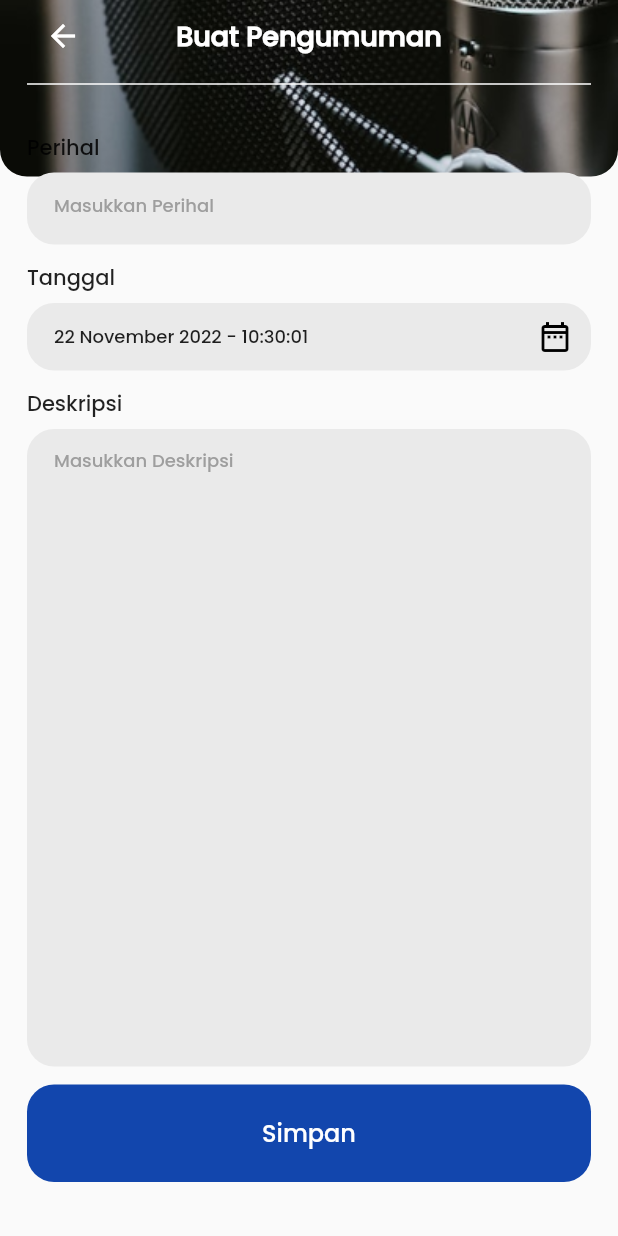
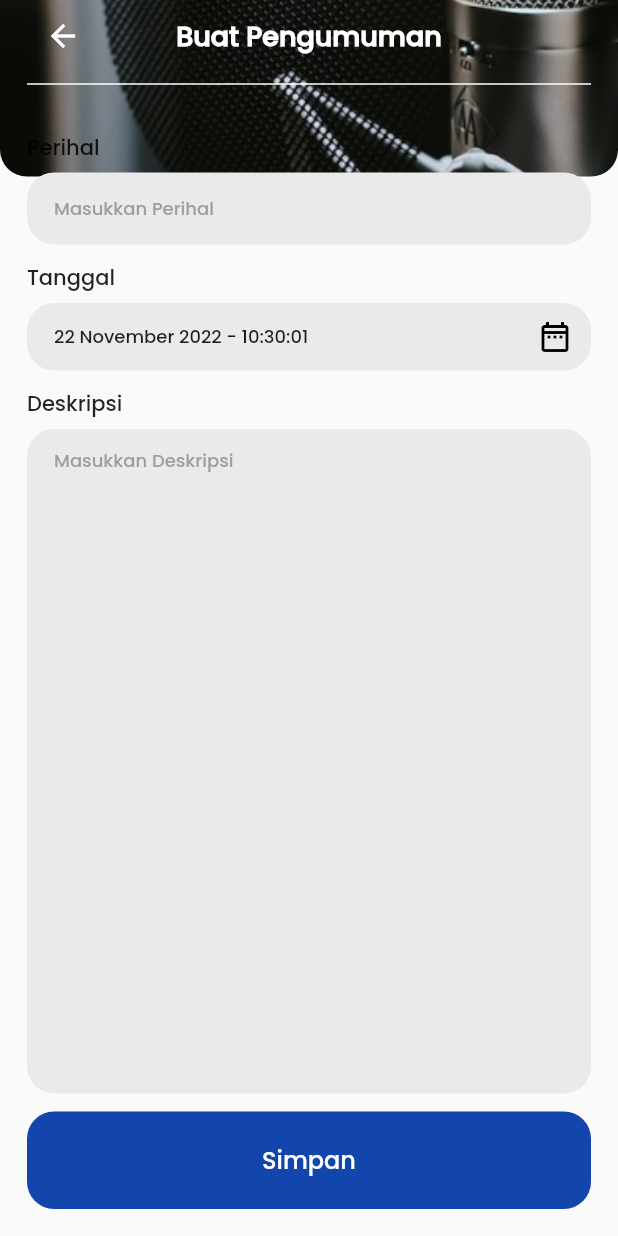
Before and after one commit to hoesk1ee/radio_valore, a Flutter app: the AddAnnouncementPage screen opened directly, on a phone screen of 412 x 824 dp. Run offline on Flutter 3.47's test engine with Material 2 defaults, Android fonts, the phone set to English and light mode, and no system bars.

Commit message:
fix padding at description box

```diff
--- a/lib/pages/addAnnouncement_page.dart
+++ b/lib/pages/addAnnouncement_page.dart
@@ -70,7 +70,7 @@ class _AddAnnouncementPageState extends State<AddAnnouncementPage> {
                         style: textFieldFontSize,
                         controller: _textController,
                         decoration: const InputDecoration(
-                          contentPadding: EdgeInsets.only(bottom: 4),
+                          contentPadding: EdgeInsets.zero,
                           border: InputBorder.none,
                           hintText: "Masukkan Perihal",
                           hintStyle: TextStyle(
@@ -145,7 +145,7 @@ class _AddAnnouncementPageState extends State<AddAnnouncementPage> {
                           style: textFieldFontSize,
                           controller: _descriptionController,
                           decoration: const InputDecoration(
-                            contentPadding: EdgeInsets.only(bottom: 4),
+                            contentPadding: EdgeInsets.zero,
                             border: InputBorder.none,
                             hintText: "Masukkan Deskripsi",
                             hintStyle: TextStyle(
--- a/lib/resources/custom_actionButton.dart
+++ b/lib/resources/custom_actionButton.dart
@@ -16,9 +16,7 @@ class CustomActionButton extends StatelessWidget {
 
   @override
   Widget build(BuildContext context) {
-    return Padding(
-      padding: const EdgeInsets.only(bottom: 18.0),
-      child: GestureDetector(
+    return GestureDetector(
       onTap: onTap,
       child: Container(
         decoration: BoxDecoration(
@@ -34,7 +32,6 @@ class CustomActionButton extends StatelessWidget {
           ),
         ),
       ),
-      ),
     );
   }
 }
```
Lines whose indentation alone changed are shown as unchanged.
